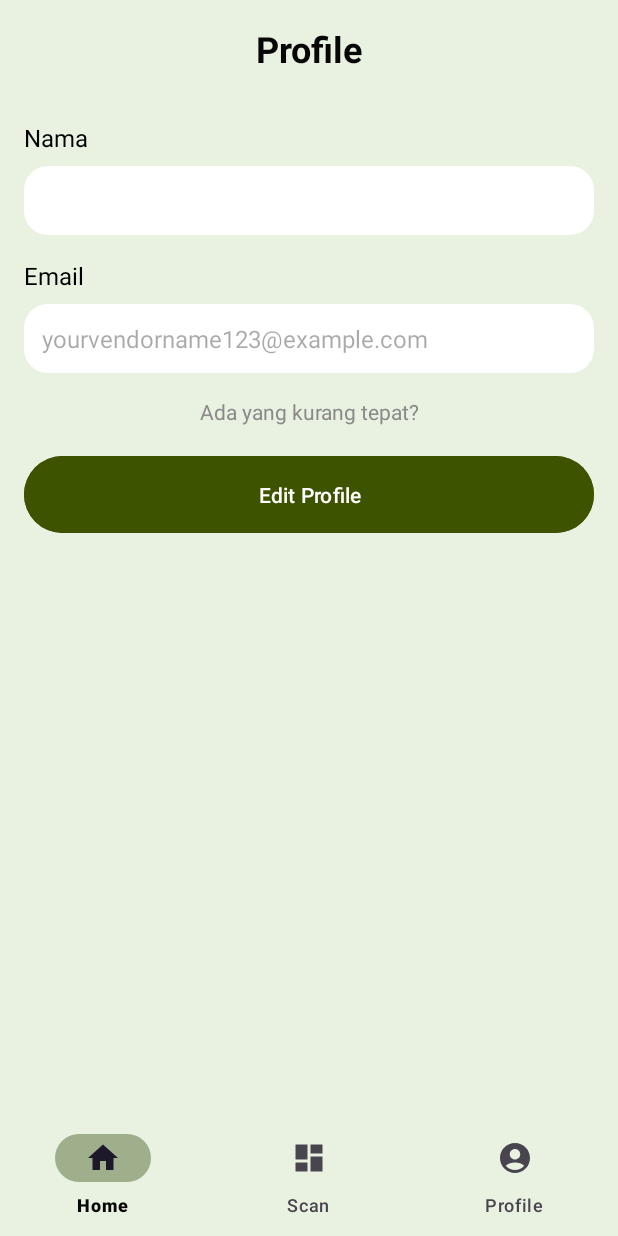
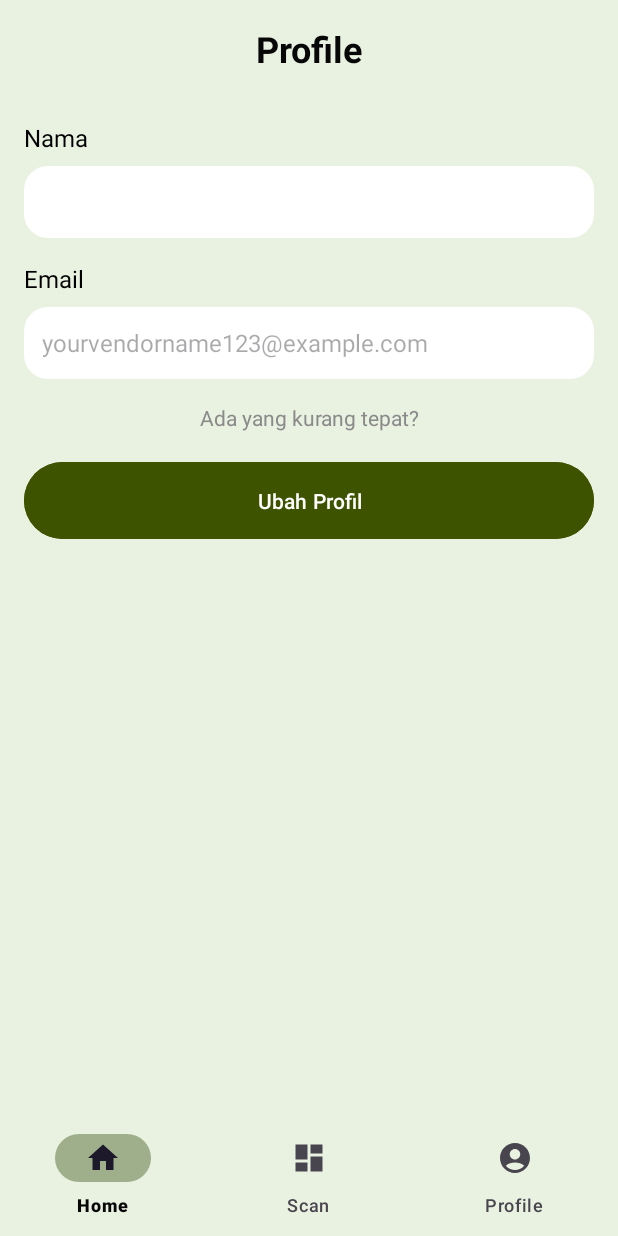
Before and after one commit to NeiNay/Seefud-MD, an Android app: the MyAccountFragment screen opened through its navigation route, on a phone screen of 412 x 824 dp. Run offline under Robolectric (Android 15) with nearby library versions, the phone set to English and light mode, and no system bars; our stand-ins replace navigation-ui; pictures from the network do not load.

Commit message:
myAccount

```diff
--- a/app/src/main/res/layout/fragment_my_account.xml
+++ b/app/src/main/res/layout/fragment_my_account.xml
@@ -28,11 +28,14 @@
     <EditText
         android:id="@+id/nameEditText"
         android:layout_width="match_parent"
-        android:layout_height="wrap_content"
+        android:layout_height="48dp"
         android:layout_marginBottom="16dp"
         android:background="@drawable/profile_menu_bg_shape"
         android:enabled="false"
+        android:importantForAutofill="no"
+        android:inputType="textPersonName"
         android:padding="12dp"
+        android:importantForAccessibility="no"
         android:textSize="16sp" />
 
     <!-- Email Input -->
@@ -48,10 +51,11 @@
         android:id="@+id/emailEditText"
         android:enabled="false"
         android:layout_width="match_parent"
-        android:layout_height="wrap_content"
+        android:layout_height="48dp"
         android:layout_marginBottom="16dp"
         android:background="@drawable/profile_menu_bg_shape"
         android:hint="@string/email_hint"
+        android:importantForAutofill="no"
         android:inputType="textEmailAddress"
         android:padding="12dp"
         android:textSize="16sp" />
@@ -80,7 +84,6 @@
             android:layout_marginBottom="16dp"
             android:backgroundTint="@color/dark_green"
             android:padding="16dp"
-            android:text="Edit Profile"
-            android:textColor="#FFF" />
+            android:text="@string/edit_profile" />
     </LinearLayout>
 </LinearLayout>
```
